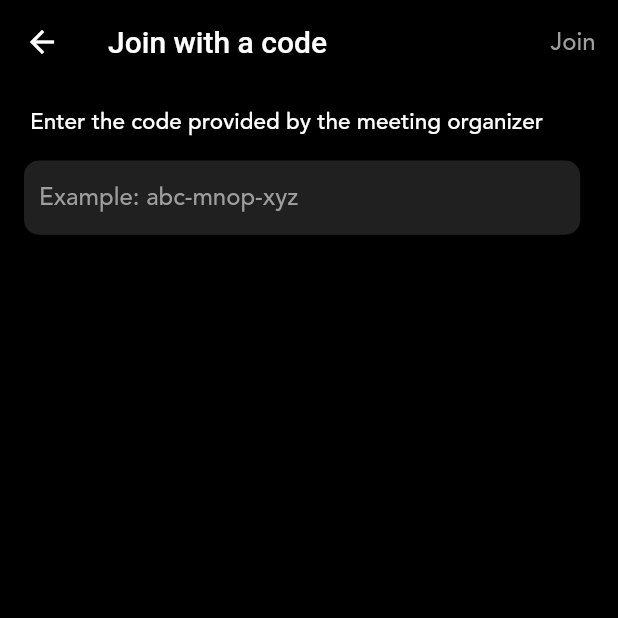
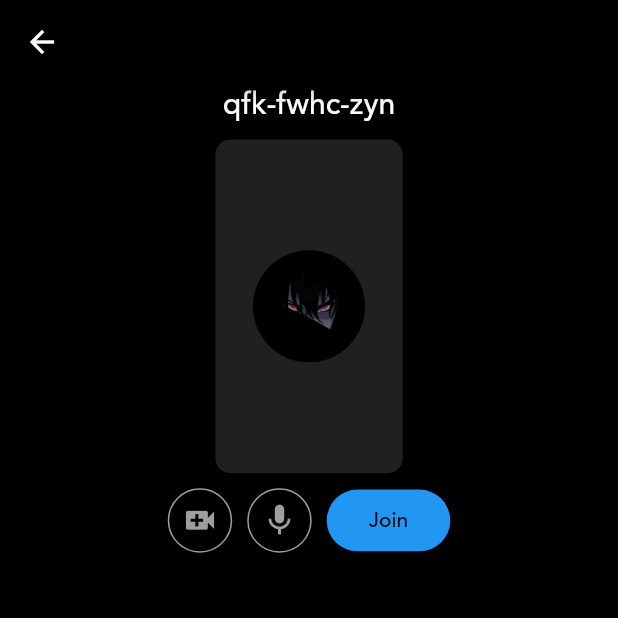
Before and after one commit to abhixv/GmeetUI, a Flutter app: the MeetingJoin screen opened by its route, on a phone screen of 412 x 824 dp, the top half of it. Run offline on Flutter 3.47's test engine with Material 2 defaults, Android fonts, the phone set to English and light mode, and no system bars.

Commit message:
Add Meeting Search Page

```diff
--- a/lib/main.dart
+++ b/lib/main.dart
@@ -1,5 +1,6 @@
 import 'package:flutter/material.dart';
 import 'package:gmeet/ui/home_page.dart';
+import 'package:gmeet/ui/meeting_join.dart';
 import 'package:gmeet/ui/meeting_search.dart';
 import 'package:gmeet/utils/routes.dart';
 
@@ -16,6 +17,7 @@ class MyApp extends StatelessWidget {
       home: HomePage(),
       initialRoute: MyRoutes.homeRoute,
       routes: {
+        MyRoutes.meetingSearch: (context) => MeetingSearch(),
         MyRoutes.meetingJoin: (context) => MeetingJoin(),
       },
     );
--- a/lib/ui/home_page.dart
+++ b/lib/ui/home_page.dart
@@ -67,7 +67,7 @@ class _HomePageState extends State<HomePage> {
                   ),
                   InkWell(
                     onTap: () {
-                      Navigator.pushNamed(context, MyRoutes.meetingJoin);
+                      Navigator.pushNamed(context, MyRoutes.meetingSearch);
                     },
                     child: Container(
                       width: MediaQuery.of(context).size.width * 0.4,
--- /dev/null
+++ b/lib/ui/meeting_join.dart
@@ -0,0 +1,113 @@
+import 'package:flutter/material.dart';
+
+class MeetingJoin extends StatefulWidget {
+  @override
+  _MeetingJoinState createState() => _MeetingJoinState();
+}
+
+class _MeetingJoinState extends State<MeetingJoin> {
+  @override
+  Widget build(BuildContext context) {
+    return Scaffold(
+      backgroundColor: Colors.black,
+      appBar: AppBar(
+        backgroundColor: Colors.black,
+      ),
+      body: Container(
+        alignment: Alignment.center,
+        child: Column(
+          crossAxisAlignment: CrossAxisAlignment.center,
+          children: [
+            Text(
+              "qfk-fwhc-zyn",
+              style: TextStyle(
+                  color: Colors.white, fontSize: 20, fontFamily: 'Avenir'),
+            ),
+            Padding(
+              padding: const EdgeInsets.all(10.0),
+              child: Stack(
+                children: [
+                  Container(
+                    height: MediaQuery.of(context).size.height * 0.27,
+                    width: MediaQuery.of(context).size.width / 3.3,
+                    decoration: BoxDecoration(
+                        color: Colors.grey.withOpacity(0.2),
+                        borderRadius: BorderRadius.circular(10)),
+                  ),
+                  Positioned(
+                    top: 0,
+                    right: 0,
+                    left: 0,
+                    bottom: 0,
+                    child: Padding(
+                      padding: const EdgeInsets.all(25.0),
+                      child: Container(
+                          decoration: BoxDecoration(
+                              shape: BoxShape.circle,
+                              image: DecorationImage(
+                                  image: AssetImage(
+                                      "assets/images/profile_img.jpg")))),
+                    ),
+                  ),
+                ],
+              ),
+            ),
+            Row(
+              crossAxisAlignment: CrossAxisAlignment.center,
+              mainAxisAlignment: MainAxisAlignment.center,
+              children: [
+                Container(
+                  decoration: BoxDecoration(
+                      shape: BoxShape.circle,
+                      border: Border.all(color: Colors.grey)),
+                  child: Padding(
+                    padding: const EdgeInsets.all(8.0),
+                    child: Icon(
+                      Icons.video_call,
+                      color: Colors.grey,
+                      size: 25,
+                    ),
+                  ),
+                ),
+                SizedBox(
+                  width: 10,
+                ),
+                Container(
+                  decoration: BoxDecoration(
+                      shape: BoxShape.circle,
+                      border: Border.all(color: Colors.grey)),
+                  child: Padding(
+                    padding: const EdgeInsets.all(8.0),
+                    child: Icon(
+                      Icons.mic,
+                      color: Colors.grey,
+                      size: 25,
+                    ),
+                  ),
+                ),
+                SizedBox(
+                  width: 10,
+                ),
+                Container(
+                  height: MediaQuery.of(context).size.height * 0.05,
+                  width: MediaQuery.of(context).size.width / 5,
+                  decoration: BoxDecoration(
+                      borderRadius: BorderRadius.circular(50),
+                      color: Colors.blue),
+                  child: Center(
+                      child: Text(
+                    "Join",
+                    style: TextStyle(
+                      color: Colors.black,
+                      fontFamily: 'Avenir',
+                    ),
+                  )),
+                ),
+              ],
+            ),
+          ],
+        ),
+      ),
+    );
+  }
+}
--- a/lib/ui/meeting_search.dart
+++ b/lib/ui/meeting_search.dart
@@ -1,20 +1,21 @@
 import 'package:flutter/cupertino.dart';
 import 'package:flutter/material.dart';
+import 'package:gmeet/ui/meeting_join.dart';
+import 'package:gmeet/utils/routes.dart';
 
-class MeetingJoin extends StatefulWidget {
-  const MeetingJoin({Key? key}) : super(key: key);
+class MeetingSearch extends StatefulWidget {
+  const MeetingSearch({Key? key}) : super(key: key);
 
   @override
-  _MeetingJoinState createState() => _MeetingJoinState();
+  _MeetingSearchState createState() => _MeetingSearchState();
 }
 
-class _MeetingJoinState extends State<MeetingJoin> {
+class _MeetingSearchState extends State<MeetingSearch> {
   Color _join = Colors.grey;
   final _controller = TextEditingController();
 
   @override
   void dispose() {
-    // Clean up the controller when the widget is disposed.
     _controller.dispose();
     super.dispose();
   }
@@ -30,7 +31,9 @@ class _MeetingJoinState extends State<MeetingJoin> {
           Padding(
             padding: const EdgeInsets.only(right: 15),
             child: GestureDetector(
-              onTap: () {},
+              onTap: () {
+                Navigator.pushNamed(context, MyRoutes.meetingJoin);
+              },
               child: Container(
                 child: Center(
                   child: Text(
@@ -81,9 +84,6 @@ class _MeetingJoinState extends State<MeetingJoin> {
                       },
                       style:
                           TextStyle(color: Colors.grey, fontFamily: 'Avenir'),
-                      onChanged: (value) {
-                        setState(() {});
-                      },
                       decoration: InputDecoration(
                         border: InputBorder.none,
                         hintText: "Example: abc-mnop-xyz",
--- a/lib/utils/routes.dart
+++ b/lib/utils/routes.dart
@@ -1,4 +1,5 @@
 class MyRoutes {
   static String homeRoute = "/home";
-  static String meetingJoin = "/code";
+  static String meetingSearch = "/code";
+  static String meetingJoin = "/join";
 }
--- a/pubspec.yaml
+++ b/pubspec.yaml
@@ -43,8 +43,8 @@ flutter:
   uses-material-design: true
 
   # To add assets to your application, add an assets section, like this:
-  # assets:
-  #   - images/a_dot_burr.jpeg
+  assets:
+    - assets/images/
   #   - images/a_dot_ham.jpeg
 
   # An image asset can refer to one or more resolution-specific "variants", see
```
Also changed, not shown: assets/images/profile_img.jpg (added).
